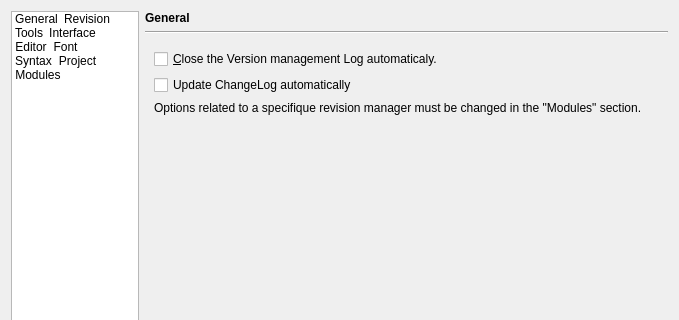
The window that xinx/ui/custom.ui (phoenix741/xinx) describes before a commit, drawn with Qt 5; both pictures show x 0 to 679 and y 0 to 320 of the 679 by 483 pixel window.
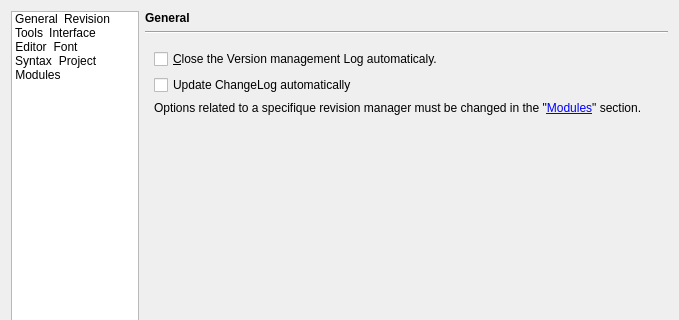
The same window after the commit. The open tabs and pages were chosen to show the change. Icons and pictures are not drawn. Custom widgets are drawn as their Qt base class.

The edit to the form file:
```diff
--- a/xinx/ui/custom.ui
+++ b/xinx/ui/custom.ui
@@ -253,7 +253,7 @@
        <item row="2" column="0" >
         <widget class="QLabel" name="label_4" >
          <property name="text" >
-          <string>Options related to a specifique revision manager must be changed in the "Modules" section.</string>
+          <string>Options related to a specifique revision manager must be changed in the "&lt;a href="#modules">Modules&lt;/a>" section.</string>
          </property>
          <property name="wordWrap" >
           <bool>true</bool>
```
Left out of the diff: 8 changed lines with no effect on the pictures.
